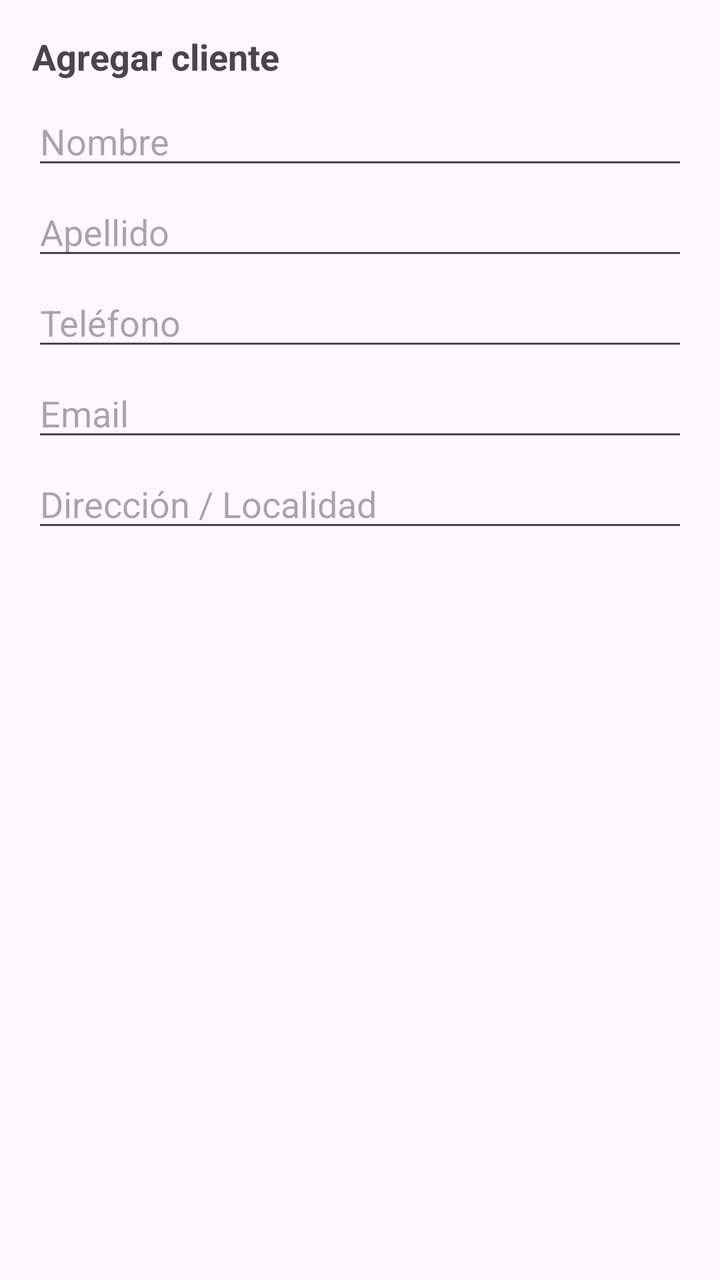
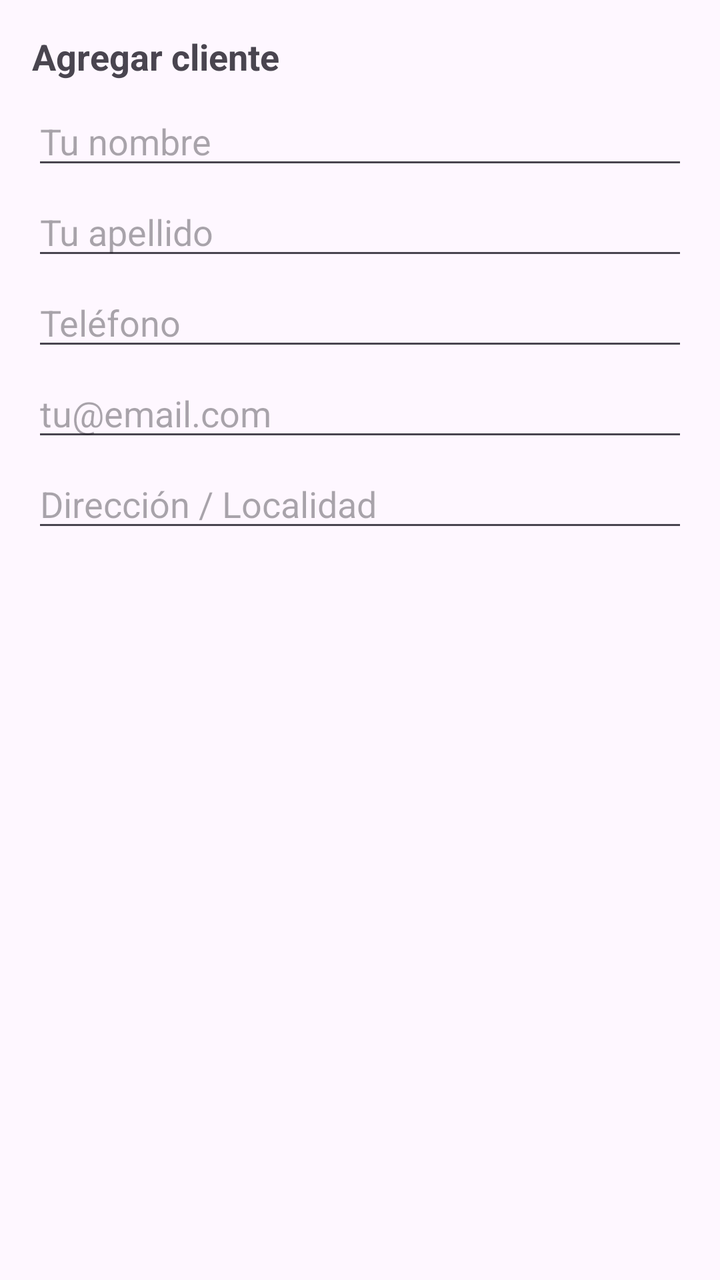

Screens rendered from an Android XML layout before and after an edit, with the pre-edit source and the edit as a unified diff.
<!-- AndroidManifest.xml: application theme Theme.Presupuestador -->
<!-- res/layout/dialog_agregar_cliente.xml -->
<?xml version="1.0" encoding="utf-8"?>
<LinearLayout xmlns:android="http://schemas.android.com/apk/res/android"
    android:layout_width="match_parent"
    android:layout_height="wrap_content"
    android:orientation="vertical"
    android:padding="16dp">

    <TextView
        android:layout_width="wrap_content"
        android:layout_height="wrap_content"
        android:text="Agregar cliente"
        android:textSize="18sp"
        android:textStyle="bold" />

    <EditText
        android:id="@+id/etNombreCliente"
        android:layout_width="match_parent"
        android:layout_height="wrap_content"
        android:layout_marginTop="8dp"
        android:hint="Nombre"
        android:inputType="textPersonName" />

    <EditText
        android:id="@+id/etApellidoCliente"
        android:layout_width="match_parent"
        android:layout_height="wrap_content"
        android:layout_marginTop="4dp"
        android:hint="Apellido"
        android:inputType="textPersonName" />

    <EditText
        android:id="@+id/etTelefonoCliente"
        android:layout_width="match_parent"
        android:layout_height="wrap_content"
        android:layout_marginTop="4dp"
        android:hint="Teléfono"
        android:inputType="phone" />

    <EditText
        android:id="@+id/etEmailCliente"
        android:layout_width="match_parent"
        android:layout_height="wrap_content"
        android:layout_marginTop="4dp"
        android:hint="Email"
        android:inputType="textEmailAddress" />

    <EditText
        android:id="@+id/etDireccionCliente"
        android:layout_width="match_parent"
        android:layout_height="wrap_content"
        android:layout_marginTop="4dp"
        android:hint="Dirección / Localidad"
        android:inputType="textPostalAddress" />

</LinearLayout>
<!-- resources referenced by this layout -->
<resources>
  <style name="Theme.Presupuestador" parent="Base.Theme.Presupuestador" />
  <style name="Base.Theme.Presupuestador" parent="Theme.Material3.DayNight.NoActionBar">
          
          
      </style>
</resources>

<!-- the commit's change to res/layout/dialog_agregar_cliente.xml (unified diff, before → after) -->
@@ -8,7 +8,7 @@
     <TextView
         android:layout_width="wrap_content"
         android:layout_height="wrap_content"
-        android:text="Agregar cliente"
+        android:text="@string/titulo_agregar_cliente"
         android:textSize="18sp"
         android:textStyle="bold" />
 
@@ -17,7 +17,7 @@
         android:layout_width="match_parent"
         android:layout_height="wrap_content"
         android:layout_marginTop="8dp"
-        android:hint="Nombre"
+        android:hint="@string/hint_nombre"
         android:inputType="textPersonName" />
 
     <EditText
@@ -25,7 +25,7 @@
         android:layout_width="match_parent"
         android:layout_height="wrap_content"
         android:layout_marginTop="4dp"
-        android:hint="Apellido"
+        android:hint="@string/hint_apellido"
         android:inputType="textPersonName" />
 
     <EditText
@@ -33,7 +33,7 @@
         android:layout_width="match_parent"
         android:layout_height="wrap_content"
         android:layout_marginTop="4dp"
-        android:hint="Teléfono"
+        android:hint="@string/hint_telefono"
         android:inputType="phone" />
 
     <EditText
@@ -41,7 +41,7 @@
         android:layout_width="match_parent"
         android:layout_height="wrap_content"
         android:layout_marginTop="4dp"
-        android:hint="Email"
+        android:hint="@string/hint_email"
         android:inputType="textEmailAddress" />
 
     <EditText
@@ -49,7 +49,7 @@
         android:layout_width="match_parent"
         android:layout_height="wrap_content"
         android:layout_marginTop="4dp"
-        android:hint="Dirección / Localidad"
+        android:hint="@string/hint_direccion"
         android:inputType="textPostalAddress" />
 
 </LinearLayout>
<!-- resource entries referenced after the edit -->
@@ -1,5 +1,11 @@
 <!-- resources referenced by this layout -->
 <resources>
+  <string name="hint_apellido">Tu apellido</string>
+  <string name="hint_direccion">Dirección / Localidad</string>
+  <string name="hint_email">tu@email.com</string>
+  <string name="hint_nombre">Tu nombre</string>
+  <string name="hint_telefono">Teléfono</string>
+  <string name="titulo_agregar_cliente">Agregar cliente</string>
   <style name="Theme.Presupuestador" parent="Base.Theme.Presupuestador" />
   <style name="Base.Theme.Presupuestador" parent="Theme.Material3.DayNight.NoActionBar">
           
